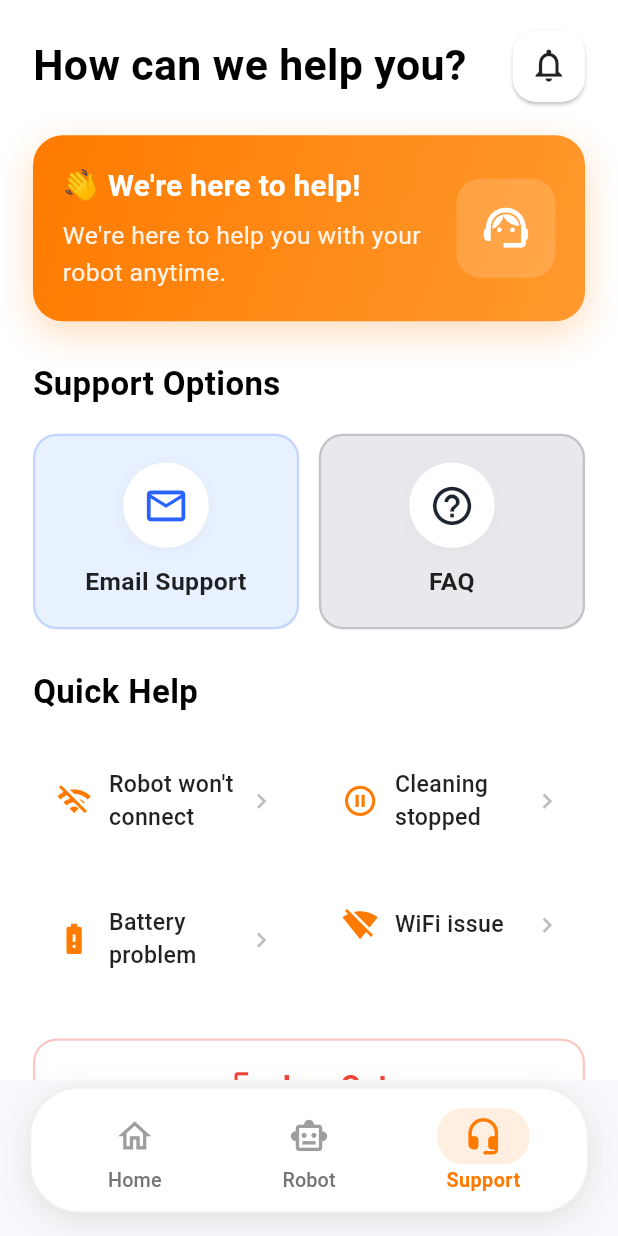
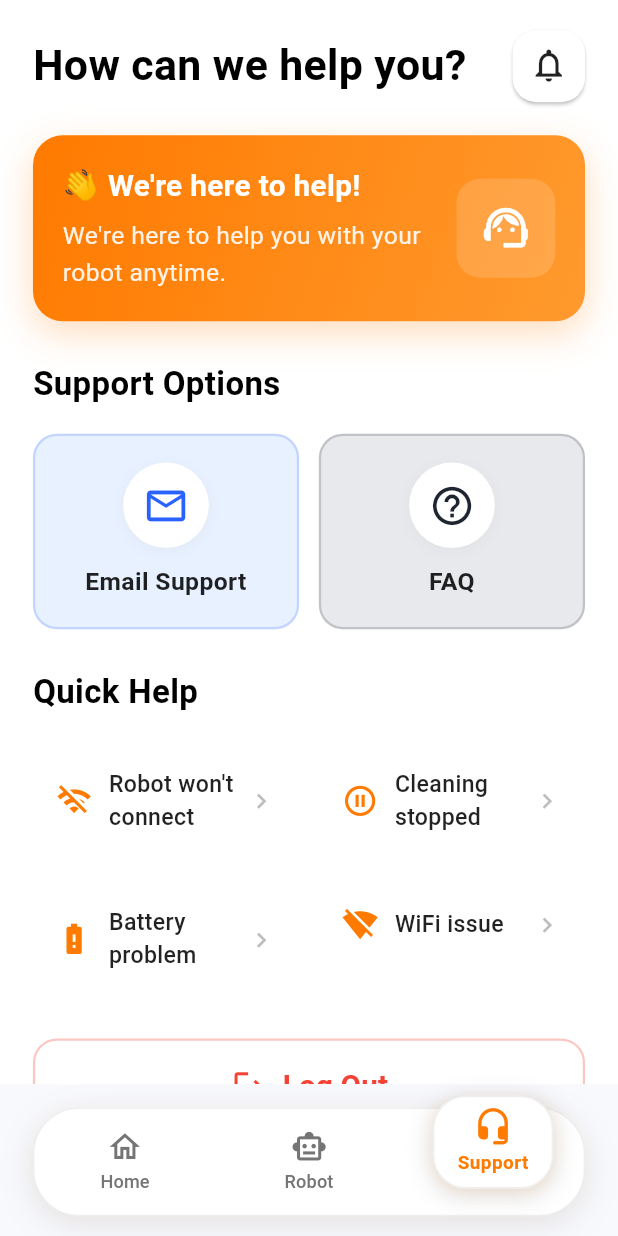
Before and after one commit to sunvibee/sunvibe-app, a Flutter app: the MainNavigationScreen screen opened directly, item 3 of the bottom bar chosen, on a phone screen of 412 x 824 dp. Run offline on Flutter 3.47's test engine with Material 3 defaults, Android fonts, the phone set to English and light mode, and no system bars; our stand-ins replace flutter_local_notifications, google_fonts, shared_preferences, timezone; missing offline and left inert: mqtt_client; accounts and stored records are empty; network calls fail.

Commit message:
feat: implement magnetic dock navbar and anchor robot controls towards bottom, remove hardcoded .live indicator

```diff
--- a/lib/screens/home_screen.dart
+++ b/lib/screens/home_screen.dart
@@ -179,14 +179,25 @@ class _HomeScreenState extends State<HomeScreen> {
                 0,
               ),
               child: ConstrainedBox(
-                constraints: BoxConstraints(minHeight: constraints.maxHeight),
+                constraints: BoxConstraints(
+                  minHeight: constraints.maxHeight - (20 * scale),
+                ),
                 child: Column(
+                  crossAxisAlignment: CrossAxisAlignment.start,
+                  mainAxisAlignment: MainAxisAlignment.spaceBetween,
+                  children: [
+                    Column(
                       crossAxisAlignment: CrossAxisAlignment.start,
                       children: [
                         _buildHeader(scale),
-                    SizedBox(height: 22 * scale),
+                        SizedBox(height: 20 * scale),
                         _buildRobotStatusCard(scale),
-                    SizedBox(height: 28 * scale),
+                      ],
+                    ),
+                    Column(
+                      crossAxisAlignment: CrossAxisAlignment.start,
+                      children: [
+                        SizedBox(height: 20 * scale),
                         Text(
                           "Robot Controls",
                           style: TextStyle(
@@ -195,9 +206,11 @@ class _HomeScreenState extends State<HomeScreen> {
                             color: Colors.black,
                           ),
                         ),
-                    SizedBox(height: 16 * scale),
+                        SizedBox(height: 14 * scale),
                         _buildControlsGrid(scale),
-                    SizedBox(height: 20 * scale),
+                        SizedBox(height: 14 * scale),
+                      ],
+                    ),
                   ],
                 ),
               ),
@@ -303,11 +316,7 @@ class _HomeScreenState extends State<HomeScreen> {
       child: Column(
         crossAxisAlignment: CrossAxisAlignment.start,
         children: [
-          Row(
-            mainAxisAlignment: MainAxisAlignment.spaceBetween,
-            children: [
-              Expanded(
-                child: Text(
+          Text(
             "Robot Status",
             maxLines: 1,
             overflow: TextOverflow.ellipsis,
@@ -316,27 +325,6 @@ class _HomeScreenState extends State<HomeScreen> {
               fontSize: 22 * scale,
               fontWeight: FontWeight.bold,
             ),
-                ),
-              ),
-              Row(
-                mainAxisSize: MainAxisSize.min,
-                children: [
-                  Container(
-                    width: 8 * scale,
-                    height: 8 * scale,
-                    decoration: const BoxDecoration(
-                      color: Colors.white,
-                      shape: BoxShape.circle,
-                    ),
-                  ),
-                  SizedBox(width: 6 * scale),
-                  Text(
-                    "Live",
-                    style: TextStyle(color: Colors.white, fontSize: 14 * scale),
-                  ),
-                ],
-              ),
-            ],
           ),
           SizedBox(height: 18 * scale),
           LayoutBuilder(
--- a/lib/widgets/bottom_nav_bar.dart
+++ b/lib/widgets/bottom_nav_bar.dart
@@ -39,10 +39,14 @@ class BottomNavBar extends StatelessWidget {
       },
     ];
 
-    // Compute comfortable bottom spacing that settles well on devices with/without gesture bar
+    // Pop offset for the magnetic dock active tab (rises up above dock)
+    final double popOffset = 12.0 * scale;
+    final double dockHeight = 66.0 * scale;
+
+    // Bottom margin that sits nicely on gesture-bar and button-nav devices
     final double bottomMargin = bottomInset > 0
-        ? (bottomInset * 0.4).clamp(6.0, 16.0) * scale
-        : 14.0 * scale;
+        ? (bottomInset * 0.35).clamp(6.0, 14.0) * scale
+        : 12.0 * scale;
 
     return SafeArea(
       top: false,
@@ -51,22 +55,25 @@ class BottomNavBar extends StatelessWidget {
         heightFactor: 1.0,
         child: ConstrainedBox(
           constraints: BoxConstraints(
-            maxWidth: 440 * scale,
+            maxWidth: 420 * scale,
           ),
           child: Container(
             margin: EdgeInsets.only(
-              left: 18 * scale,
-              right: 18 * scale,
+              left: 20 * scale,
+              right: 20 * scale,
               bottom: bottomMargin,
-              top: 4 * scale,
+              top: popOffset + (2 * scale),
             ),
-            padding: EdgeInsets.symmetric(
-              horizontal: 10 * scale,
-              vertical: 8 * scale,
-            ),
+            child: Stack(
+              clipBehavior: Clip.none,
+              alignment: Alignment.bottomCenter,
+              children: [
+                // 1. Base Magnetic Dock Bar
+                Container(
+                  height: dockHeight,
                   decoration: BoxDecoration(
                     color: Colors.white,
-              borderRadius: BorderRadius.circular(30 * scale),
+                    borderRadius: BorderRadius.circular(28 * scale),
                     border: Border.all(
                       color: Colors.grey.withValues(alpha: 0.16),
                       width: 1,
@@ -79,55 +86,86 @@ class BottomNavBar extends StatelessWidget {
                         offset: const Offset(0, 6),
                       ),
                       BoxShadow(
-                  color: AppColors.orange.withValues(alpha: 0.06),
+                        color: AppColors.orange.withValues(alpha: 0.05),
                         blurRadius: 10,
                         spreadRadius: 0,
                         offset: const Offset(0, 2),
                       ),
                     ],
                   ),
+                ),
+
+                // 2. Interactive Navigation Items with Magnetic Pop-up
+                SizedBox(
+                  height: dockHeight,
                   child: Row(
                     children: List.generate(items.length, (index) {
                       final selected = currentIndex == index;
+                      final iconData = (selected
+                          ? items[index]["activeIcon"]
+                          : items[index]["icon"]) as IconData;
+                      final label = items[index]["label"] as String;
 
                       return Expanded(
-                  child: InkWell(
-                    borderRadius: BorderRadius.circular(22 * scale),
+                        child: GestureDetector(
+                          behavior: HitTestBehavior.opaque,
                           onTap: () => onTap(index),
-                    child: Padding(
-                      padding: EdgeInsets.symmetric(vertical: 4 * scale),
+                          child: Center(
+                            child: AnimatedContainer(
+                              duration: const Duration(milliseconds: 260),
+                              curve: Curves.easeOutBack,
+                              transform: Matrix4.translationValues(
+                                0,
+                                selected ? -popOffset : 0,
+                                0,
+                              ),
+                              padding: EdgeInsets.symmetric(
+                                horizontal: (selected ? 14 : 6) * scale,
+                                vertical: (selected ? 6 : 4) * scale,
+                              ),
+                              decoration: BoxDecoration(
+                                color: selected ? Colors.white : Colors.transparent,
+                                borderRadius: BorderRadius.circular(20 * scale),
+                                border: selected
+                                    ? Border.all(
+                                        color: Colors.grey.withValues(alpha: 0.16),
+                                        width: 1.2,
+                                      )
+                                    : null,
+                                boxShadow: selected
+                                    ? [
+                                        BoxShadow(
+                                          color: Colors.black.withValues(alpha: 0.12),
+                                          blurRadius: 14,
+                                          spreadRadius: 1,
+                                          offset: const Offset(0, 4),
+                                        ),
+                                        BoxShadow(
+                                          color: AppColors.orange.withValues(alpha: 0.12),
+                                          blurRadius: 8,
+                                          offset: const Offset(0, 2),
+                                        ),
+                                      ]
+                                    : null,
+                              ),
                               child: Column(
                                 mainAxisSize: MainAxisSize.min,
+                                mainAxisAlignment: MainAxisAlignment.center,
                                 children: [
-                          AnimatedContainer(
-                            duration: const Duration(milliseconds: 220),
-                            curve: Curves.easeOutCubic,
-                            padding: EdgeInsets.symmetric(
-                              horizontal: (selected ? 16 : 8) * scale,
-                              vertical: 5 * scale,
-                            ),
-                            decoration: BoxDecoration(
-                              color: selected
-                                  ? AppColors.orange.withValues(alpha: 0.12)
-                                  : Colors.transparent,
-                              borderRadius: BorderRadius.circular(16 * scale),
-                            ),
-                            child: Icon(
-                              selected
-                                  ? items[index]["activeIcon"] as IconData
-                                  : items[index]["icon"] as IconData,
+                                  Icon(
+                                    iconData,
                                     color: selected
                                         ? AppColors.orange
-                                  : Colors.grey.shade500,
-                              size: 24 * scale,
+                                        : Colors.grey.shade600,
+                                    size: (selected ? 24 : 22) * scale,
                                   ),
-                          ),
-                          SizedBox(height: 3 * scale),
-                          AnimatedDefaultTextStyle(
-                            duration: const Duration(milliseconds: 220),
-                            curve: Curves.easeOutCubic,
+                                  SizedBox(height: 2 * scale),
+                                  Text(
+                                    label,
+                                    maxLines: 1,
+                                    overflow: TextOverflow.ellipsis,
                                     style: TextStyle(
-                              fontSize: 12 * scale,
+                                      fontSize: (selected ? 11.5 : 11) * scale,
                                       color: selected
                                           ? AppColors.orange
                                           : Colors.grey.shade600,
@@ -136,13 +174,9 @@ class BottomNavBar extends StatelessWidget {
                                           : FontWeight.w500,
                                       letterSpacing: selected ? 0.3 : 0.1,
                                     ),
-                            child: Text(
-                              items[index]["label"] as String,
-                              maxLines: 1,
-                              overflow: TextOverflow.ellipsis,
-                            ),
                                   ),
                                 ],
+                              ),
                             ),
                           ),
                         ),
@@ -150,6 +184,9 @@ class BottomNavBar extends StatelessWidget {
                     }),
                   ),
                 ),
+              ],
+            ),
+          ),
         ),
       ),
     );
```
Lines whose indentation alone changed are shown as unchanged.
